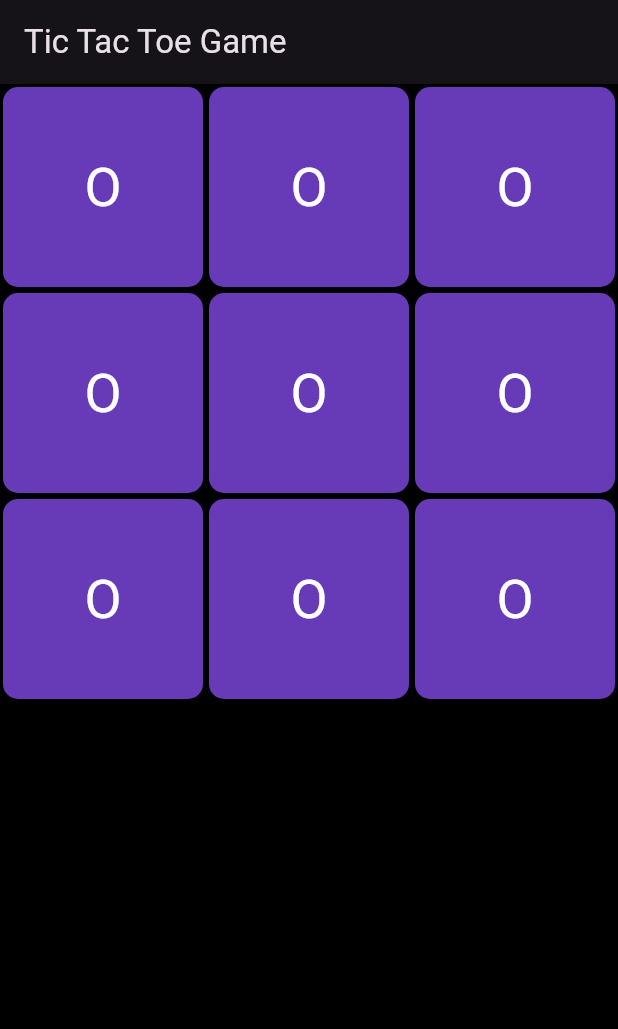
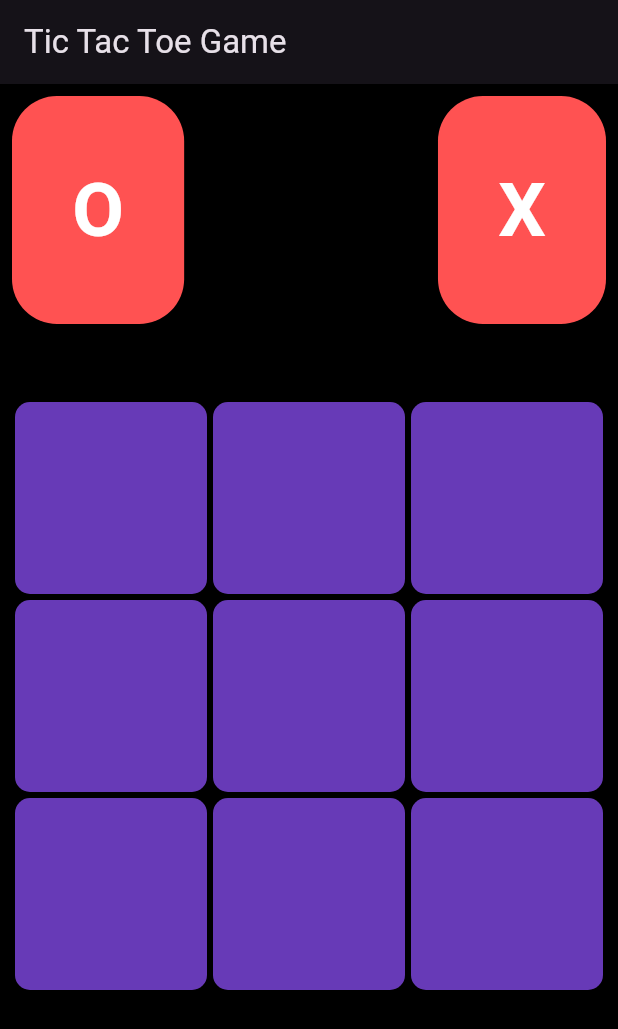
Before and after one commit to Manavprajapati815/Tic-Tac-Toe-game, a Flutter app: the screen it shows after launch, on a phone screen of 412 x 824 dp. Shown: the top 1029 px of the screen. Run offline on Flutter 3.47's test engine with Material 3 defaults, Android fonts, the phone set to English and light mode, and no system bars; our stand-ins replace get.

Commit message:
WORKING BUTTON ON PRESS

```diff
--- /dev/null
+++ b/lib/controller.dart
@@ -0,0 +1,21 @@
+import 'package:get/get.dart';
+
+class Controller extends GetxController {
+  RxList<String> gameValue = ["", "", "", "", "", "", "", "", ""].obs;
+
+  RxBool isx = false.obs;
+  void addValue(int index){
+    if(isx.value){
+      gameValue[index] = "x";
+      isx.value=!isx.value;
+    }
+    else{
+      gameValue[index] = "O";
+       isx.value=!isx.value;
+    }
+   print(isx);
+
+  }
+
+
+}
--- a/lib/home_page.dart
+++ b/lib/home_page.dart
@@ -1,17 +1,59 @@
 import 'package:flutter/material.dart';
+import 'package:get/get.dart';
+import 'controller.dart';
+
 
 class HomePage extends StatelessWidget {
   const HomePage({super.key});
 
   @override
   Widget build(BuildContext context) {
+    Controller controller = Get.put(Controller());
     return Scaffold(
       backgroundColor: Colors.black,
       appBar: AppBar(
         title: const Text("Tic Tac Toe Game"),
       ),
-      body: Column(
+      body: SafeArea(
+        child: Padding(
+          padding: const EdgeInsets.all(8.0),
+          child: Column(
+            mainAxisAlignment: MainAxisAlignment.center,
             children: [
+              Row(
+                mainAxisAlignment: MainAxisAlignment.spaceBetween,
+                children: [
+                Container(
+                  padding: EdgeInsets.symmetric(horizontal: 40 , vertical: 40),
+                  decoration: BoxDecoration(
+                    borderRadius : BorderRadius.circular(30),
+                    color: Colors.redAccent
+                  ),
+                  child: Text("O",
+                  style: TextStyle(
+                  fontSize: 50,color: Colors.white,
+
+                  fontWeight: FontWeight.bold,
+                ),),
+
+                ),
+                Container(
+                  padding: EdgeInsets.symmetric(horizontal: 40 , vertical: 40),
+                  decoration: BoxDecoration(
+                    borderRadius : BorderRadius.circular(30),
+                    color: Colors.redAccent
+                  ),
+                  child: Text("X",
+                  style: TextStyle(
+                  fontSize: 50,color: Colors.white,
+
+                  fontWeight: FontWeight.bold,
+                ),),
+
+                ),
+              ],
+              ),
+              SizedBox(height: 50,),
               Expanded(
                 child: GridView.builder(
                   itemCount: 9,
@@ -19,18 +61,27 @@ class HomePage extends StatelessWidget {
                     crossAxisCount: 3,
                   ),
                   itemBuilder: (context, index) {
-                return Container(
-                  margin: const EdgeInsets.all(2),
+                    return InkWell(
+                      onTap: () {
+                     controller.addValue(index);
+
+                      },
+                      child: Container(
+                        margin:  EdgeInsets.all(2),
                         decoration: BoxDecoration(
                           color: Colors.deepPurple,
                           borderRadius: BorderRadius.circular(10),
                         ),
                         alignment: Alignment.center,
-                  child: const Text(
-                    "O",
+                        child: Center(
+                          child: Obx(() =>Text(
+                            controller.gameValue[index],
                             style: TextStyle(
-                      fontSize: 36,
+                              fontSize: 50,
+                              fontWeight: FontWeight.bold,
                               color: Colors.white,
+                            ),
+                          ),)
                         ),
                       ),
                     );
@@ -39,6 +90,8 @@ class HomePage extends StatelessWidget {
               ),
             ],
           ),
+        ),
+      ),
     );
   }
 }
--- a/lib/main.dart
+++ b/lib/main.dart
@@ -1,5 +1,6 @@
 import 'package:flutter/material.dart';
-import 'package:game/home_page.dart'; // ✅ Make sure the path and filename are correct
+import 'package:game/home_page.dart';
+import 'package:get/get_navigation/src/root/get_material_app.dart'; // ✅ Make sure the path and filename are correct
 
 void main() {
   runApp(const MyApp());
@@ -10,10 +11,9 @@ class MyApp extends StatelessWidget {
 
   @override
   Widget build(BuildContext context) {
-    return MaterialApp(
+    return GetMaterialApp(
       title: 'Flutter Demo',
 
-      // ✅ Light Theme
       theme: ThemeData(
         colorScheme: ColorScheme.fromSeed(
           seedColor: Colors.deepPurple,
@@ -22,7 +22,6 @@ class MyApp extends StatelessWidget {
         useMaterial3: true,
       ),
 
-      // ✅ Dark Theme
       darkTheme: ThemeData(
         colorScheme: ColorScheme.fromSeed(
           seedColor: Colors.deepPurple,
--- a/pubspec.yaml
+++ b/pubspec.yaml
@@ -34,6 +34,7 @@ dependencies:
   # The following adds the Cupertino Icons font to your application.
   # Use with the CupertinoIcons class for iOS style icons.
   cupertino_icons: ^1.0.8
+  get: ^4.7.2
 
 dev_dependencies:
   flutter_test:
```
Also changed, not shown: pubspec.lock. Lines whose indentation alone changed are shown as unchanged.
